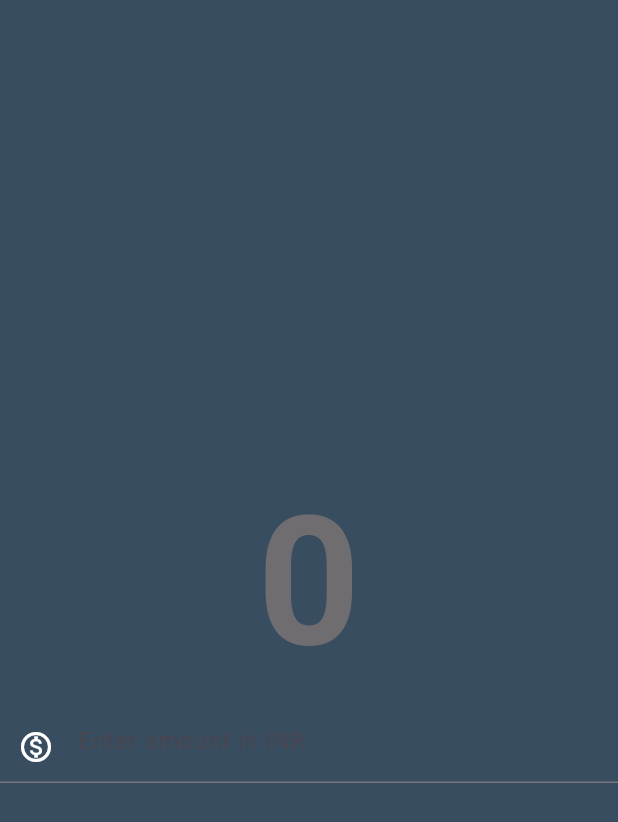
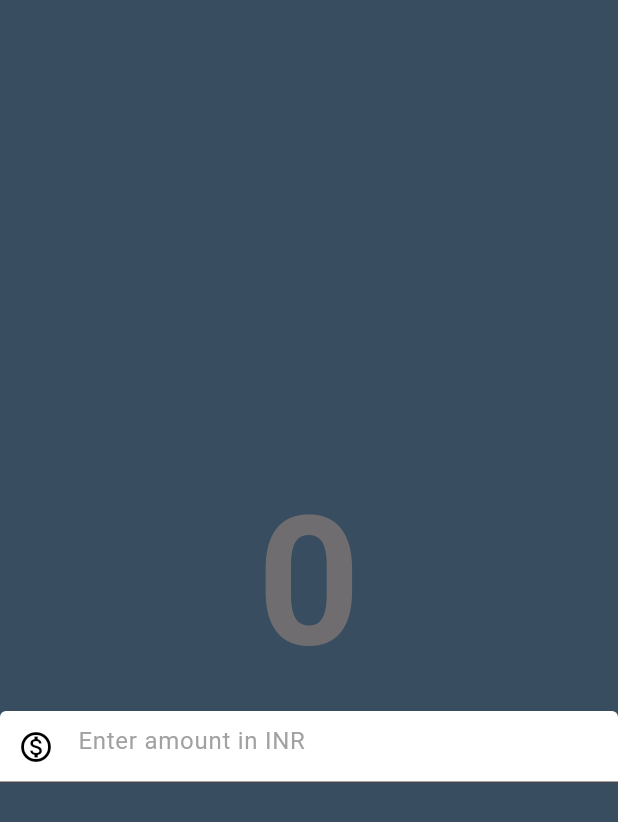
Before and after one commit to shrutisingh1610/Currency-Converter, a Flutter app: the screen it shows after launch, on a phone screen of 412 x 824 dp. Shown: the top 822 px of the screen. Run offline on Flutter 3.47's test engine with Material 3 defaults, Android fonts, the phone set to English and light mode, and no system bars.

Commit message:
updated layout

```diff
--- a/lib/currency_converter_material_page.dart
+++ b/lib/currency_converter_material_page.dart
@@ -1,4 +1,5 @@
 import 'package:flutter/material.dart';
+import 'package:flutter/painting.dart';
 import 'package:flutter/rendering.dart';
 import 'package:flutter/widgets.dart';
 
@@ -25,10 +26,18 @@ class CurrencyConverterMaterialPage extends StatelessWidget {
                 color: Colors.white,
               ),
               decoration: InputDecoration(
-                hintText: 'Enter amount in INR',
-                prefixIcon: Icon(Icons.monetization_on_outlined),
-                prefixIconColor: Colors.white,
-              ),
+                  hintText: 'Enter amount in INR',
+                  hintStyle:
+                      TextStyle(color: Color.fromARGB(244, 158, 156, 156)),
+                  prefixIcon: Icon(Icons.monetization_on_outlined),
+                  prefixIconColor: Colors.black,
+                  filled: true,
+                  fillColor: Colors.white,
+                  focusedBorder: OutlineInputBorder(
+                      borderSide: BorderSide(
+                    width: 2.0,
+                    style: BorderStyle.solid,
+                  ))),
             ),
           ],
         ),
```
